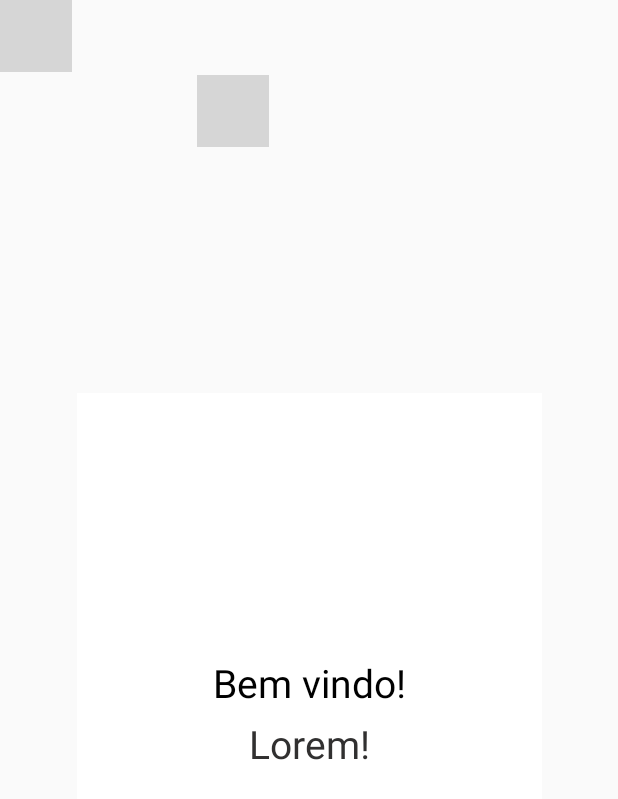
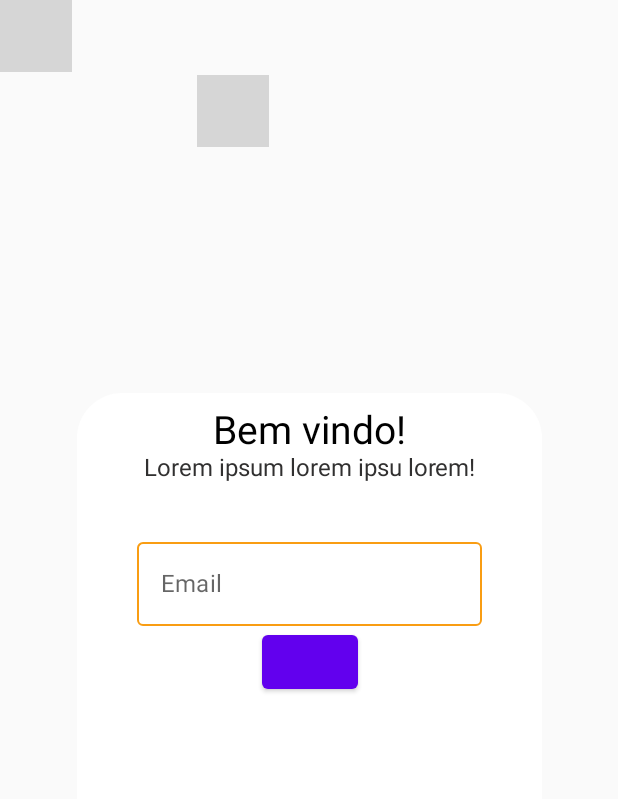
Before and after one commit to jonatas1096/Projeto, an Android app built with Jetpack Compose: the screen it shows after launch (MainActivity), on a phone screen of 412 x 824 dp. Shown: the top 799 px of the screen. Run offline under Robolectric (Android 15) with nearby library versions, the phone set to English and light mode, and no system bars; our stand-ins replace constraintlayout-compose; libraries missing offline, so code that uses them is left out: com.bumptech.glide; 1 statement that could not run was skipped; grey boxes are pictures that could not be loaded.

Commit message:
Teste Box com constrainlayout

```diff
--- a/app/build.gradle
+++ b/app/build.gradle
@@ -64,4 +64,6 @@ dependencies {
     //inseridas:
     implementation "com.github.bumptech.glide:compose:1.0.0-alpha.1"
     implementation "androidx.constraintlayout:constraintlayout-compose:1.0.1"
+
+
 }
--- a/app/src/main/java/com/example/projeto/ui/theme/Color.kt
+++ b/app/src/main/java/com/example/projeto/ui/theme/Color.kt
@@ -6,3 +6,4 @@ val Purple200 = Color(0xFFBB86FC)
 val Purple500 = Color(0xFF6200EE)
 val Purple700 = Color(0xFF3700B3)
 val Teal200 = Color(0xFF03DAC5)
+val LARANJA = Color(0xFFF99D13)
--- a/app/src/main/java/com/example/projeto/views/Login.kt
+++ b/app/src/main/java/com/example/projeto/views/Login.kt
@@ -2,10 +2,11 @@ package com.example.projeto.views
 
 import android.annotation.SuppressLint
 import androidx.compose.foundation.background
-import androidx.compose.foundation.border
 import androidx.compose.foundation.layout.*
-import androidx.compose.material.Text
-import androidx.compose.runtime.Composable
+import androidx.compose.foundation.shape.RoundedCornerShape
+import androidx.compose.foundation.text.BasicTextField
+import androidx.compose.material.*
+import androidx.compose.runtime.*
 import androidx.compose.ui.Alignment
 import androidx.compose.ui.Modifier
 import androidx.compose.ui.graphics.Color
@@ -15,11 +16,18 @@ import androidx.compose.ui.unit.dp
 import androidx.compose.ui.unit.sp
 import androidx.constraintlayout.compose.ConstraintLayout
 import com.example.projeto.layoutsprontos.loadImage
+import com.example.projeto.ui.theme.LARANJA
 
 
 @SuppressLint("UnusedMaterialScaffoldPaddingParameter")
 @Composable
 fun Login() {
+
+    var email by remember {
+        mutableStateOf("")
+    }
+
+
     Box(
         modifier = Modifier.fillMaxSize()
     ){
@@ -37,7 +45,7 @@ fun Login() {
             modifier = Modifier.fillMaxSize()
 
         ) {
-            val (capeloBox,areaLogin) = createRefs()
+            val (capeloBox,areaLogin, botao) = createRefs()
 
             //Estava tendo problemas com o tamanho da imagem, então coloquei dentro de uma box e scalonei pela box:
             Box(
@@ -67,28 +75,62 @@ fun Login() {
                     }
                     .width(310.dp)
                     .height(430.dp)
-                    .background(Color.White)
+                    .background(
+                        Color.White,
+                        shape = RoundedCornerShape(30.dp)
+                    )
 
             ) {
                 Column(
                     modifier = Modifier
                         .fillMaxSize(),
-                    verticalArrangement = Arrangement.Center,
+                    verticalArrangement = Arrangement.Top,
                     horizontalAlignment = Alignment.CenterHorizontally
                 ) {
 
 
+
                     Text(text = "Bem vindo!",
                         color = Color.Black,
-                        fontSize = 26.sp)
+                        fontSize = 26.sp,
+                    modifier = Modifier
+                        .padding(top = 10.dp)
+                        .padding(bottom = 0.dp))
 
-                    Text(text = "Lorem!",
+                    Text(text = "Lorem ipsum lorem ipsu lorem!",
                         color = Color(49, 48, 48, 255),
-                        fontSize = 26.sp,
-                    modifier = Modifier.padding(top = 10.dp))
+                        fontSize = 16.sp,
+                        modifier = Modifier
+                            .padding(bottom = 40.dp)
+                    )
+
+
+                    //Email
+                    OutlinedTextField(
+                        value = email,
+                        onValueChange = {email = it},
+                        placeholder = {
+                                      Text(text = "Email")
+                        },
+                        colors = TextFieldDefaults.outlinedTextFieldColors(
+                            unfocusedBorderColor = LARANJA
+                        ),
+                        modifier = Modifier.padding(horizontal = 40.dp)
+                    )
+
+
+                    //Logar
+                    Button(onClick = {
+
+                    },
+
+                    ) {
+
+                    }
                 }
 
             }
+
 
 
         }
--- a/app/src/main/res/values/colors.xml
+++ b/app/src/main/res/values/colors.xml
@@ -7,4 +7,5 @@
     <color name="teal_700">#FF018786</color>
     <color name="black">#FF000000</color>
     <color name="white">#FFFFFFFF</color>
+    <color name="laranja">#FFF99D13</color>
 </resources>
--- a/app/src/main/res/values/themes.xml
+++ b/app/src/main/res/values/themes.xml
@@ -2,6 +2,6 @@
 <resources>
 
     <style name="Theme.Projeto" parent="android:Theme.Material.Light.NoActionBar">
-        <item name="android:statusBarColor">@color/purple_700</item>
+        <item name="android:statusBarColor">@color/laranja</item>
     </style>
 </resources>
```
